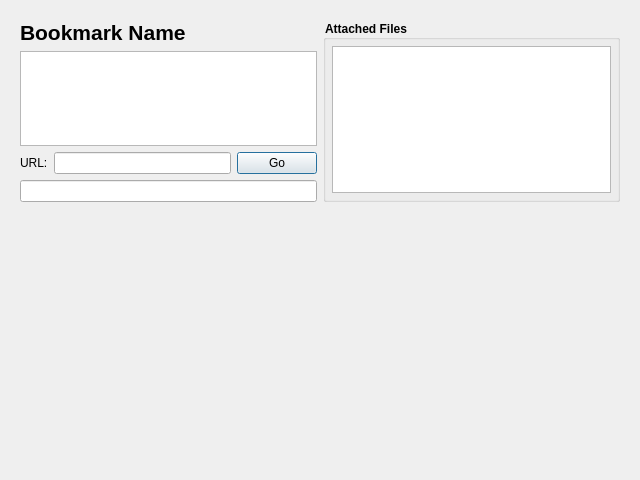
Before: the Qt Designer form BookmarkViewDialog.ui in hossein/BookmarkManager, drawn with Qt 5.
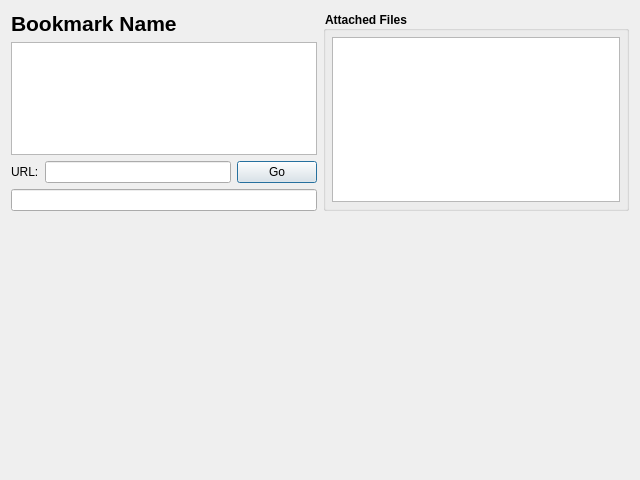
After: the same form once the commit is applied. Custom widgets are drawn as their Qt base class.

Commit message: BMView dialog look

```diff
--- a/BookmarkViewDialog.ui
+++ b/BookmarkViewDialog.ui
@@ -13,7 +13,7 @@
   <property name="windowTitle">
    <string>View Bookmark</string>
   </property>
-  <layout class="QVBoxLayout" name="verticalLayout_3">
+  <layout class="QVBoxLayout" name="verticalLayout_3" stretch="0,1">
    <item>
     <widget class="QWidget" name="widTopPane" native="true">
      <property name="minimumSize">
@@ -29,6 +29,18 @@
       </size>
      </property>
      <layout class="QHBoxLayout" name="horizontalLayout_3">
+      <property name="leftMargin">
+       <number>0</number>
+      </property>
+      <property name="topMargin">
+       <number>0</number>
+      </property>
+      <property name="rightMargin">
+       <number>0</number>
+      </property>
+      <property name="bottomMargin">
+       <number>0</number>
+      </property>
       <item>
        <widget class="QWidget" name="widBookmarkProperties" native="true">
         <layout class="QVBoxLayout" name="verticalLayout">
@@ -45,9 +57,15 @@
           <number>0</number>
          </property>
          <item>
-          <layout class="QHBoxLayout" name="horizontalLayout" stretch="1,0">
+          <layout class="QHBoxLayout" name="horizontalLayout" stretch="1,0,0">
            <item>
             <widget class="QLabel" name="lblName">
+             <property name="sizePolicy">
+              <sizepolicy hsizetype="Ignored" vsizetype="Preferred">
+               <horstretch>0</horstretch>
+               <verstretch>0</verstretch>
+              </sizepolicy>
+             </property>
              <property name="styleSheet">
               <string notr="true">QLabel { font-size: 16pt; font-weight: bold; }</string>
              </property>
@@ -56,6 +74,19 @@
              </property>
             </widget>
            </item>
+           <item>
+            <spacer name="horizontalSpacer">
+             <property name="orientation">
+              <enum>Qt::Horizontal</enum>
+             </property>
+             <property name="sizeHint" stdset="0">
+              <size>
+               <width>1</width>
+               <height>20</height>
+              </size>
+             </property>
+            </spacer>
+           </item>
            <item>
             <widget class="FiveStarRatingWidget" name="fvsRating" native="true"/>
            </item>
```
The commit also changes 1 other file.
